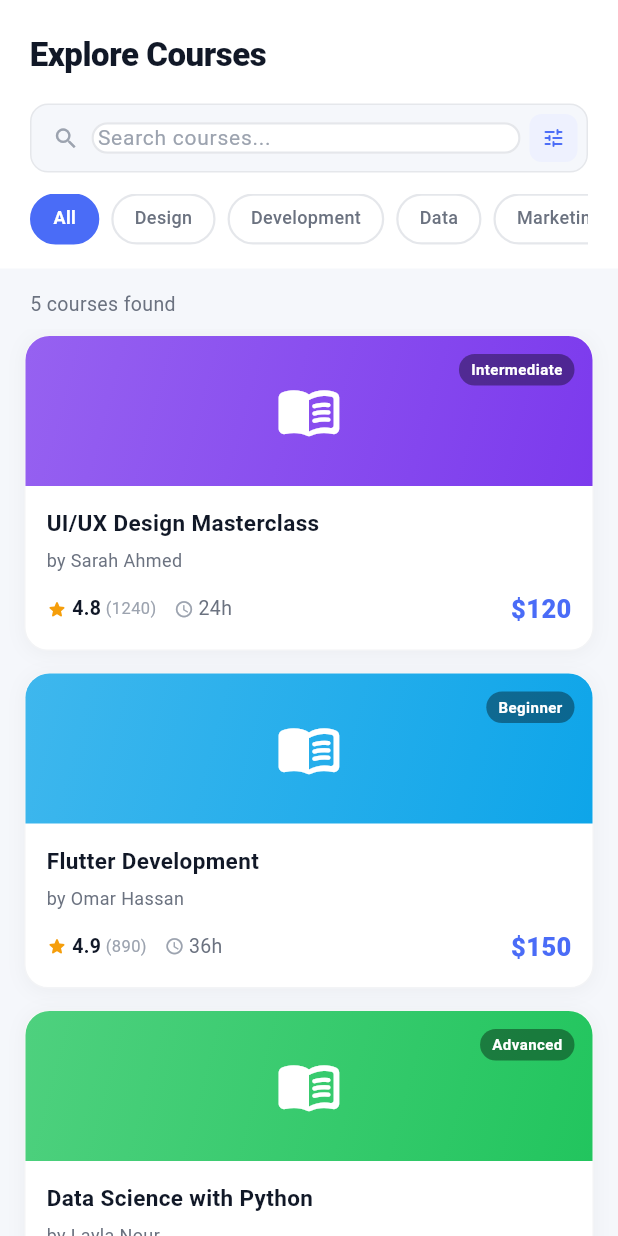
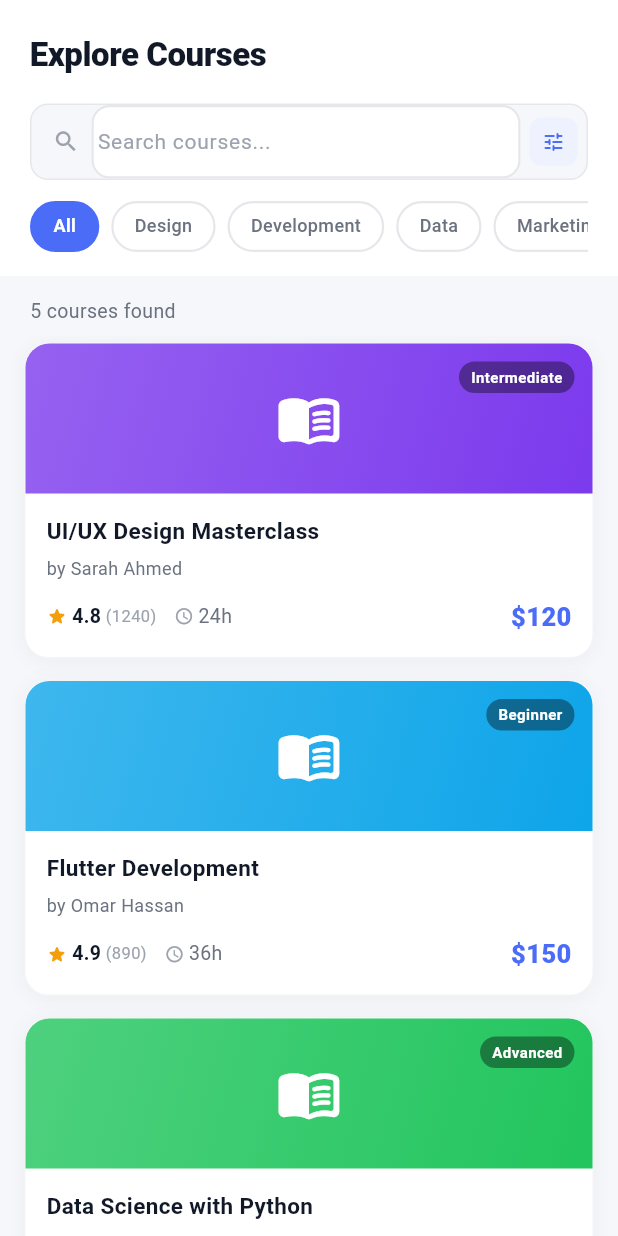
Before and after one commit to MostafaAkram-off/EduVerse, a Flutter app: the _CoursesBody screen opened directly, on a phone screen of 412 x 824 dp. Run offline on Flutter 3.47's test engine with Material 3 defaults, Android fonts, the phone set to English and light mode, and no system bars; our stand-ins replace dio, flutter_bloc, get_it, google_fonts, salomon_bottom_bar, shared_preferences; missing offline and left inert: mobile_scanner; accounts and stored records are empty; Roboto replaces fonts that are missing (SF Pro Display).

Commit message:
- solve overflow problem

```diff
--- a/lib/student/features/courses/ui/screens/course_detail_screen.dart
+++ b/lib/student/features/courses/ui/screens/course_detail_screen.dart
@@ -88,7 +88,7 @@ class _CourseHero extends StatelessWidget {
   @override
   Widget build(BuildContext context) {
     return Container(
-      height: 230,
+      height: (MediaQuery.of(context).size.height * 0.28).clamp(200.0, 260.0),
       decoration: BoxDecoration(
         gradient: LinearGradient(
           begin: Alignment.topLeft,
--- a/lib/student/features/courses/ui/screens/courses_list_screen.dart
+++ b/lib/student/features/courses/ui/screens/courses_list_screen.dart
@@ -82,7 +82,6 @@ class _CoursesContentState extends State<_CoursesContent> {
                 const SizedBox(height: 16),
                 // Search bar
                 Container(
-                  height: 46,
                   decoration: BoxDecoration(
                     color: AppColors.background,
                     borderRadius: BorderRadius.circular(12),
@@ -104,7 +103,7 @@ class _CoursesContentState extends State<_CoursesContent> {
                             hintStyle: AppTextTheme.inputHint,
                             border: InputBorder.none,
                             isDense: true,
-                            contentPadding: EdgeInsets.zero,
+                            contentPadding: const EdgeInsets.symmetric(vertical: 14),
                           ),
                         ),
                       ),
@@ -125,7 +124,7 @@ class _CoursesContentState extends State<_CoursesContent> {
                 const SizedBox(height: 14),
                 // Category filter chips
                 SizedBox(
-                  height: 34,
+                  height: MediaQuery.textScalerOf(context).scale(34).clamp(34.0, 52.0),
                   child: ListView.builder(
                     scrollDirection: Axis.horizontal,
                     itemCount: MockData.categories.length,
--- a/lib/student/features/home/ui/screens/student_home_screen.dart
+++ b/lib/student/features/home/ui/screens/student_home_screen.dart
@@ -194,7 +194,7 @@ class _HomeContent extends StatelessWidget {
           ),
           SliverToBoxAdapter(
             child: SizedBox(
-              height: 210,
+              height: (90 + 130 * MediaQuery.textScalerOf(context).scale(1.0)).clamp(220.0, 290.0),
               child: ListView.builder(
                 padding: const EdgeInsets.symmetric(horizontal: 20),
                 scrollDirection: Axis.horizontal,
@@ -503,6 +503,8 @@ class _RecommendedCard extends StatelessWidget {
                   Text(
                     course.instructor,
                     style: AppTextTheme.timestamp,
+                    maxLines: 1,
+                    overflow: TextOverflow.ellipsis,
                   ),
                   const SizedBox(height: 8),
                   Row(
--- a/lib/student/features/profile/ui/screens/student_profile_screen.dart
+++ b/lib/student/features/profile/ui/screens/student_profile_screen.dart
@@ -31,7 +31,7 @@ class StudentProfileScreen extends StatelessWidget {
               SliverToBoxAdapter(
                 child: Container(
                   width: double.infinity,
-                  padding: const EdgeInsets.fromLTRB(20, 48, 20, 28),
+                  padding: EdgeInsets.fromLTRB(20, MediaQuery.of(context).padding.top + 20, 20, 28),
                   decoration: const BoxDecoration(
                     gradient: LinearGradient(
                       begin: Alignment.topLeft,
```
